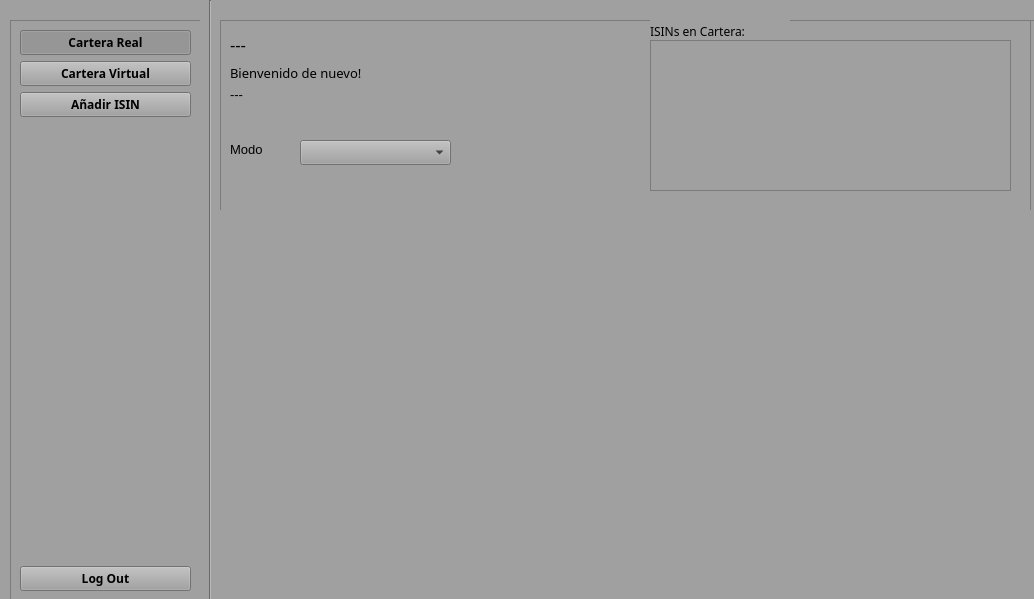
Old version of the form src/View/PrincipalUsuario.ui in the repository jesusramondovale/IngenicaSTS.
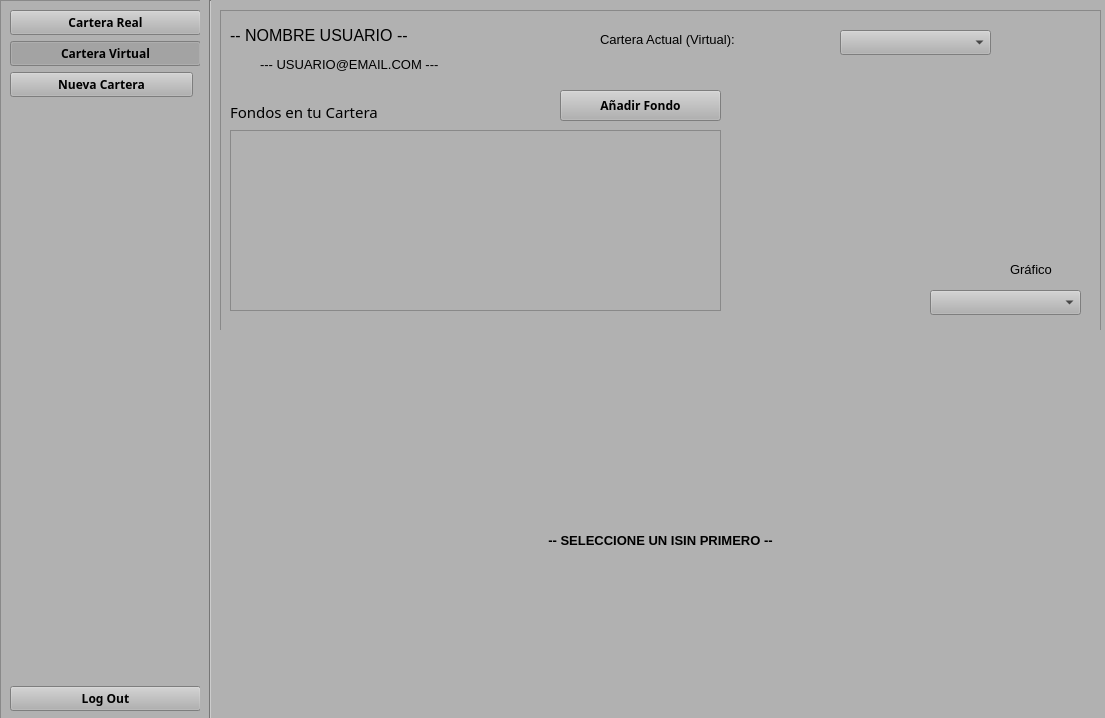
New version of the form. Icons and pictures are not drawn.

Commit message: Elección Entre Varias Carteras * Por hacer: corrección en las inserciones de nuevos ISIN

```diff
--- a/src/View/PrincipalUsuario.ui
+++ b/src/View/PrincipalUsuario.ui
@@ -6,8 +6,8 @@
    <rect>
     <x>0</x>
     <y>0</y>
-    <width>1034</width>
-    <height>599</height>
+    <width>1105</width>
+    <height>718</height>
    </rect>
   </property>
   <property name="windowTitle">
@@ -19,7 +19,7 @@
   </property>
   <property name="styleSheet">
    <string notr="true">*{
-background: rgb(160, 160, 160);
+background: rgb(177, 177, 177) 
 
 }</string>
   </property>
@@ -27,10 +27,10 @@
    <widget class="QFrame" name="frameBarra">
     <property name="geometry">
      <rect>
-      <x>10</x>
-      <y>20</y>
-      <width>191</width>
-      <height>581</height>
+      <x>0</x>
+      <y>0</y>
+      <width>211</width>
+      <height>721</height>
      </rect>
     </property>
     <property name="frameShape">
@@ -61,7 +61,7 @@
         <bool>true</bool>
        </property>
        <property name="checked">
-        <bool>true</bool>
+        <bool>false</bool>
        </property>
       </widget>
      </item>
@@ -86,12 +86,18 @@
         <bool>true</bool>
        </property>
        <property name="checked">
-        <bool>false</bool>
+        <bool>true</bool>
        </property>
       </widget>
      </item>
      <item>
-      <widget class="QPushButton" name="buttonAddISIN">
+      <widget class="QPushButton" name="buttonAddCarteras">
+       <property name="maximumSize">
+        <size>
+         <width>183</width>
+         <height>16777215</height>
+        </size>
+       </property>
        <property name="font">
         <font>
          <family>Yu Gothic UI Light</family>
@@ -101,7 +107,7 @@
         </font>
        </property>
        <property name="text">
-        <string>Añadir ISIN</string>
+        <string>Nueva Cartera</string>
        </property>
        <property name="icon">
         <iconset>
@@ -147,9 +153,9 @@
     <property name="geometry">
      <rect>
       <x>220</x>
-      <y>20</y>
-      <width>821</width>
-      <height>651</height>
+      <y>10</y>
+      <width>881</width>
+      <height>821</height>
      </rect>
     </property>
     <property name="frameShape">
@@ -163,8 +169,8 @@
       <rect>
        <x>0</x>
        <y>0</y>
-       <width>811</width>
-       <height>191</height>
+       <width>881</width>
+       <height>321</height>
       </rect>
      </property>
      <property name="frameShape">
@@ -173,52 +179,12 @@
      <property name="frameShadow">
       <enum>QFrame::Raised</enum>
      </property>
-     <widget class="QLabel" name="labelISIN">
-      <property name="geometry">
-       <rect>
-        <x>430</x>
-        <y>0</y>
-        <width>140</width>
-        <height>23</height>
-       </rect>
-      </property>
-      <property name="font">
-       <font>
-        <family>Yu Gothic Medium</family>
-        <pointsize>9</pointsize>
-        <weight>50</weight>
-        <bold>false</bold>
-       </font>
-      </property>
-      <property name="text">
-       <string>ISINs en Cartera:</string>
-      </property>
-     </widget>
-     <widget class="QLabel" name="labelInfo">
-      <property name="geometry">
-       <rect>
-        <x>10</x>
-        <y>40</y>
-        <width>207</width>
-        <height>26</height>
-       </rect>
-      </property>
-      <property name="font">
-       <font>
-        <family>Yu Gothic Medium</family>
-        <pointsize>10</pointsize>
-       </font>
-      </property>
-      <property name="text">
-       <string>Bienvenido de nuevo! </string>
-      </property>
-     </widget>
      <widget class="QLabel" name="labelEmail">
       <property name="geometry">
        <rect>
-        <x>10</x>
-        <y>60</y>
-        <width>603</width>
+        <x>40</x>
+        <y>40</y>
+        <width>291</width>
         <height>29</height>
        </rect>
       </property>
@@ -229,7 +195,7 @@
        </font>
       </property>
       <property name="text">
-       <string>---</string>
+       <string>--- USUARIO@EMAIL.COM ---</string>
       </property>
      </widget>
      <widget class="QLabel" name="labelUsuario">
@@ -237,7 +203,7 @@
        <rect>
         <x>10</x>
         <y>10</y>
-        <width>421</width>
+        <width>251</width>
         <height>31</height>
        </rect>
       </property>
@@ -249,27 +215,30 @@
        </font>
       </property>
       <property name="text">
-       <string>---</string>
+       <string>-- NOMBRE USUARIO --</string>
       </property>
      </widget>
      <widget class="QListWidget" name="listIsins">
       <property name="geometry">
        <rect>
-        <x>430</x>
-        <y>20</y>
-        <width>361</width>
-        <height>151</height>
+        <x>10</x>
+        <y>120</y>
+        <width>491</width>
+        <height>181</height>
        </rect>
       </property>
       <property name="selectionRectVisible">
        <bool>true</bool>
       </property>
+      <property name="sortingEnabled">
+       <bool>false</bool>
+      </property>
      </widget>
      <widget class="QLabel" name="label">
       <property name="geometry">
        <rect>
-        <x>10</x>
-        <y>120</y>
+        <x>790</x>
+        <y>250</y>
         <width>68</width>
         <height>19</height>
        </rect>
@@ -280,14 +249,14 @@
        </font>
       </property>
       <property name="text">
-       <string>Modo</string>
+       <string>Gráfico</string>
       </property>
      </widget>
      <widget class="QComboBox" name="cbModo">
       <property name="geometry">
        <rect>
-        <x>80</x>
-        <y>120</y>
+        <x>710</x>
+        <y>280</y>
         <width>151</width>
         <height>25</height>
        </rect>
@@ -296,14 +265,99 @@
        <string notr="true"/>
       </property>
      </widget>
+     <widget class="QPushButton" name="buttonAddISIN">
+      <property name="geometry">
+       <rect>
+        <x>340</x>
+        <y>80</y>
+        <width>161</width>
+        <height>31</height>
+       </rect>
+      </property>
+      <property name="font">
+       <font>
+        <family>Yu Gothic UI Light</family>
+        <pointsize>9</pointsize>
+        <weight>75</weight>
+        <bold>true</bold>
+       </font>
+      </property>
+      <property name="text">
+       <string>Añadir Fondo</string>
+      </property>
+      <property name="icon">
+       <iconset>
+        <normaloff>../../../feather/plus-square.svg</normaloff>../../../feather/plus-square.svg</iconset>
+      </property>
+     </widget>
+     <widget class="QLabel" name="label_2">
+      <property name="geometry">
+       <rect>
+        <x>380</x>
+        <y>20</y>
+        <width>221</width>
+        <height>19</height>
+       </rect>
+      </property>
+      <property name="font">
+       <font>
+        <pointsize>10</pointsize>
+       </font>
+      </property>
+      <property name="text">
+       <string>Cartera Actual (Virtual): </string>
+      </property>
+     </widget>
+     <widget class="QComboBox" name="cbCarteras">
+      <property name="geometry">
+       <rect>
+        <x>620</x>
+        <y>20</y>
+        <width>151</width>
+        <height>25</height>
+       </rect>
+      </property>
+      <property name="font">
+       <font>
+        <pointsize>10</pointsize>
+       </font>
+      </property>
+      <property name="currentText">
+       <string notr="true"/>
+      </property>
+      <property name="currentIndex">
+       <number>-1</number>
+      </property>
+     </widget>
+     <widget class="QLabel" name="labelCartera">
+      <property name="geometry">
+       <rect>
+        <x>10</x>
+        <y>90</y>
+        <width>231</width>
+        <height>23</height>
+       </rect>
+      </property>
+      <property name="font">
+       <font>
+        <family>Yu Gothic Medium</family>
+        <pointsize>11</pointsize>
+        <weight>50</weight>
+        <bold>false</bold>
+       </font>
+      </property>
+      <property name="text">
+       <string>Fondos en tu Cartera</string>
+      </property>
+     </widget>
     </widget>
     <widget class="QWidget" name="horizontalLayoutWidget">
      <property name="geometry">
       <rect>
-       <x>-10</x>
-       <y>190</y>
-       <width>821</width>
-       <height>401</height>
+       <x>0</x>
+       <y>320</y>
+       <width>881</width>
+       <height>421</height>
       </rect>
      </property>
      <layout class="QHBoxLayout" name="layout">
@@ -320,7 +374,7 @@
          <string notr="true"/>
         </property>
         <property name="text">
-         <string/>
+         <string>-- SELECCIONE UN ISIN PRIMERO --</string>
         </property>
         <property name="alignment">
          <set>Qt::AlignCenter</set>
@@ -336,7 +390,7 @@
       <x>200</x>
       <y>0</y>
       <width>20</width>
-      <height>671</height>
+      <height>841</height>
      </rect>
     </property>
     <property name="font">
```
Left out of the diff: 6 changed lines with no effect on the pictures. The commit also changes 6 other files.
